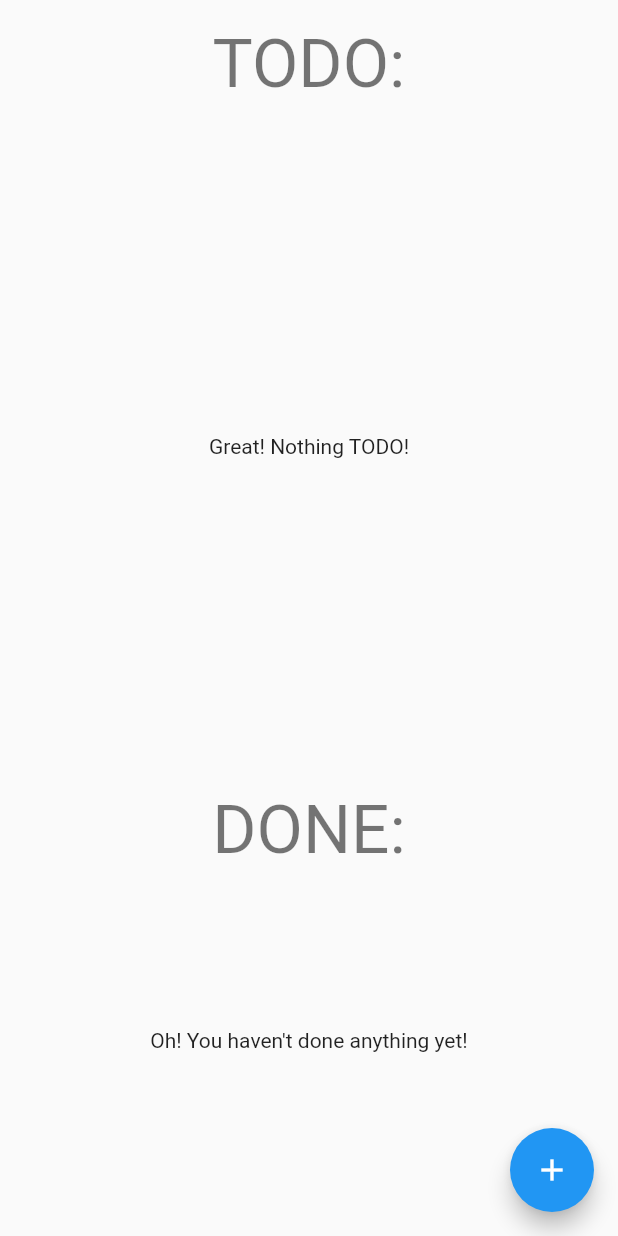
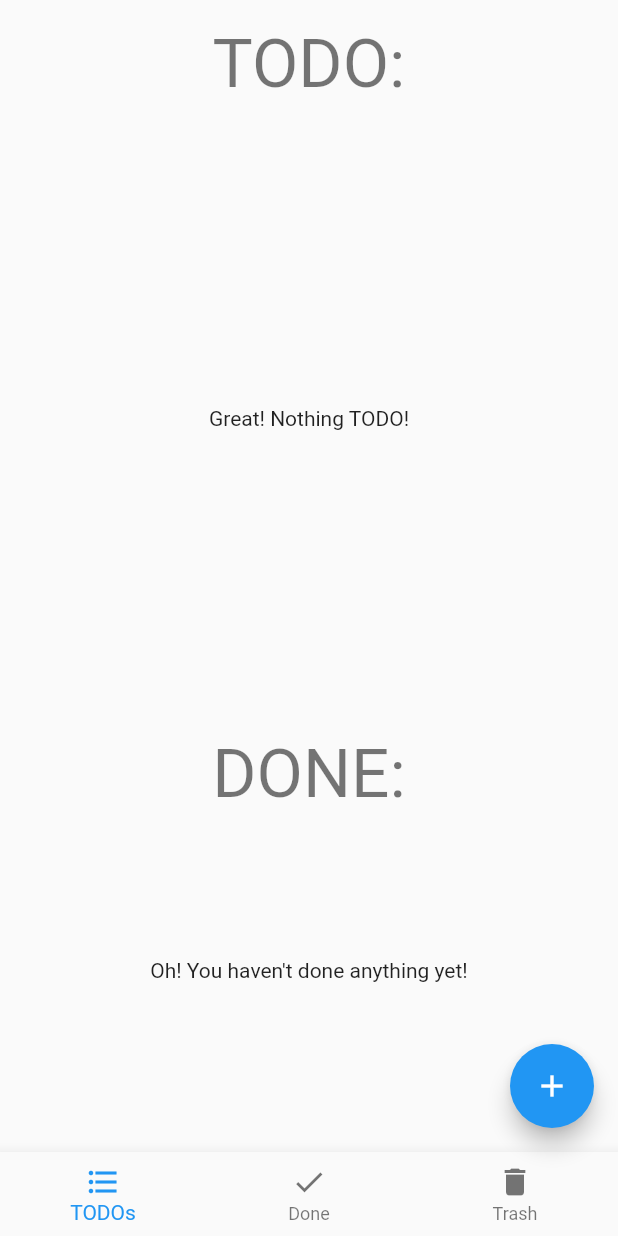
Before and after one commit to jofas/yata, a Flutter app: the screen it shows after launch, on a phone screen of 412 x 824 dp. Run offline on Flutter 3.47's test engine with Material 2 defaults, Android fonts, the phone set to English and light mode, and no system bars.

```diff
--- a/lib/main.dart
+++ b/lib/main.dart
@@ -120,7 +120,6 @@ class _MyHomePageState extends State<MyHomePage> {
               child: _todos.length == 0 ? const Center(child: Text(_nothing_todo)) : Scrollbar(
                 controller: _scroll_controller,
                 isAlwaysShown: true,
-                // TODO: to builder
                 //       done in its own page (buttomnavigationbar)
                 child: ListView.builder(
                   padding: EdgeInsets.all(16.0),
@@ -217,6 +216,22 @@ class _MyHomePageState extends State<MyHomePage> {
           showDialogBoxForAddingTODO(context);
         },
       ),
+      bottomNavigationBar: BottomNavigationBar(
+        items: <BottomNavigationBarItem>[
+          BottomNavigationBarItem(
+            icon: Icon(Icons.format_list_bulleted),
+            label: "TODOs",
+          ),
+          BottomNavigationBarItem(
+            icon: Icon(Icons.check),
+            label: "Done",
+          ),
+          BottomNavigationBarItem(
+            icon: Icon(Icons.delete),
+            label: "Trash",
+          ),
+        ],
+      ),
     );
   }
 }
```
